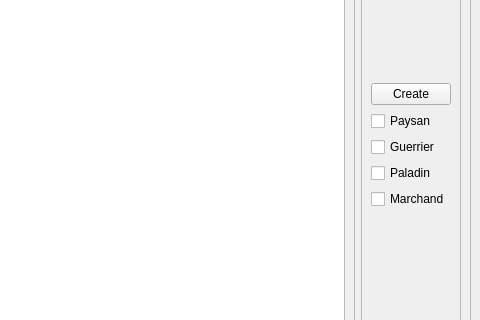
Old version of the form gui/Main.ui in the repository mutalir/managejdr_project; both pictures show x 291 to 771 and y 189 to 509 of the 771 by 673 pixel window.
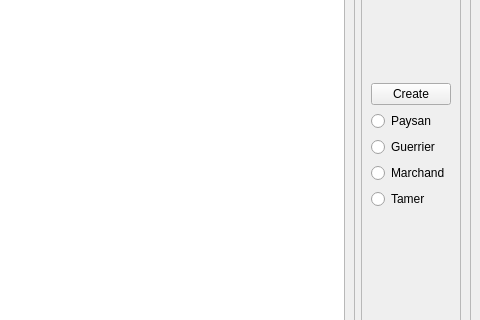
New version of the form.

Commit message: Changement des CheckBox en RadioButton dans le gui

The edit to the form file:
```diff
--- a/gui/Main.ui
+++ b/gui/Main.ui
@@ -60,33 +60,33 @@
             <item>
              <layout class="QVBoxLayout" name="verticalLayout">
               <item>
-               <widget class="QCheckBox" name="PaysanBox">
+               <widget class="QRadioButton" name="PaysanButton">
                 <property name="text">
                  <string>Paysan</string>
                 </property>
                </widget>
               </item>
               <item>
-               <widget class="QCheckBox" name="GuerrierBox">
+               <widget class="QRadioButton" name="GuerrierButton">
                 <property name="text">
                  <string>Guerrier</string>
                 </property>
                </widget>
               </item>
               <item>
-               <widget class="QCheckBox" name="PaladinBox">
-                <property name="text">
-                 <string>Paladin</string>
-                </property>
-               </widget>
-              </item>
-              <item>
-               <widget class="QCheckBox" name="MarchandBox">
+               <widget class="QRadioButton" name="MarchandButton">
                 <property name="text">
                  <string>Marchand</string>
                 </property>
                </widget>
               </item>
+              <item>
+               <widget class="QRadioButton" name="TamerButton">
+                <property name="text">
+                 <string>Tamer</string>
+                </property>
+               </widget>
+              </item>
              </layout>
             </item>
            </layout>
```
The commit also changes 2 other files.
